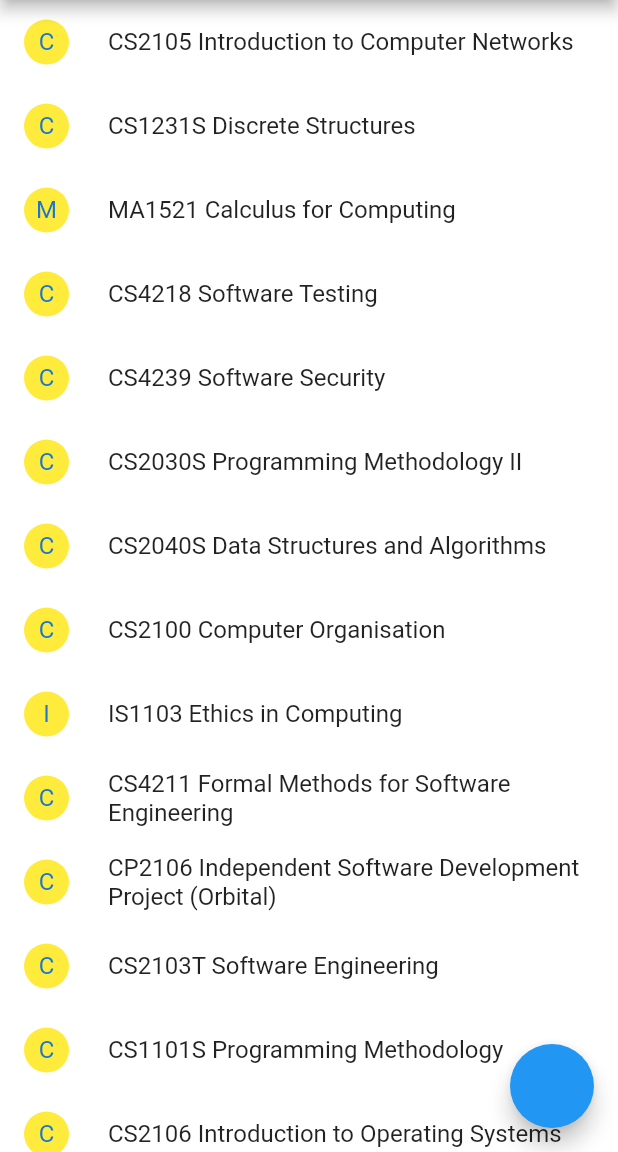
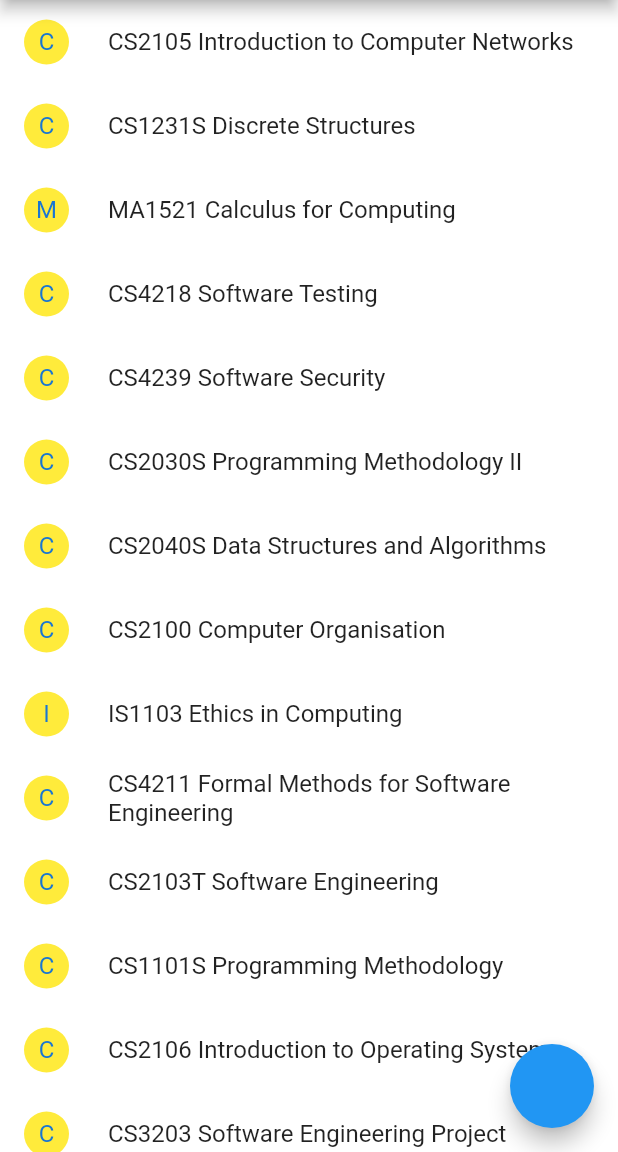
Before and after one commit to AcadPlanNUS/Project-Code, a Flutter app: the CompletedModule screen opened directly with empty values, on a phone screen of 412 x 824 dp, the part 84-1236 px from its top. Run offline on Flutter 3.47's test engine with Material 2 defaults, Android fonts, the phone set to English and light mode, and no system bars; our stand-ins replace dropdown_formfield; network calls fail.

Commit message:
no message

```diff
--- a/lib/main.dart
+++ b/lib/main.dart
@@ -155,7 +155,7 @@ class _MyHomePageState extends State<MyHomePage> {
       Navigator.push(
         context,
         MaterialPageRoute(
-            builder: (context) => CompletedModule(widget.completedMods)),
+            builder: (context) => CompletedModule(widget.completedMods, widget._studentYear)),
       );
     }
   }
--- a/lib/screens/AcadPlan.dart
+++ b/lib/screens/AcadPlan.dart
@@ -4,7 +4,8 @@ import 'package:hackAndRoll/widgets/Semester.dart';
 
 class AcadPlan extends StatefulWidget {
   List<String> csModules;
-  AcadPlan(this.csModules);
+  String sem;
+  AcadPlan(this.csModules, this.sem);
   @override
   _AcadPlanState createState() => _AcadPlanState();
 }
--- a/lib/screens/CompletedModule.dart
+++ b/lib/screens/CompletedModule.dart
@@ -3,6 +3,7 @@ import '../widgets/moduleTile.dart';
 import 'AcadPlan.dart';
 
 class CompletedModule extends StatefulWidget {
+  String sem;
   var csModules = [
     "CS1101S Programming Methodology",
     "CS1231S Discrete Structures",
@@ -14,7 +15,6 @@ class CompletedModule extends StatefulWidget {
     "CS2100 Computer Organisation",
     "IS1103 Ethics in Computing",
     "ULR",
-    "CP2106 Independent Software Development Project (Orbital)",
     "CS2103T Software Engineering",
     "CS2105 Introduction to Computer Networks",
     "CS2106 Introduction to Operating Systems",
@@ -43,7 +43,7 @@ class CompletedModule extends StatefulWidget {
 
   var completedModules = [];
 
-  CompletedModule(this.completedModules);
+  CompletedModule(this.completedModules, this.sem);
 
   @override
   _CompletedModuleState createState() => _CompletedModuleState();
@@ -55,7 +55,7 @@ class _CompletedModuleState extends State<CompletedModule> {
     copy.removeWhere((element) => widget.completedModules.contains(element));
     Navigator.push(
       context,
-      MaterialPageRoute(builder: (context) => AcadPlan(copy)),
+      MaterialPageRoute(builder: (context) => AcadPlan(copy, widget.sem)),
   );
   }
   @override
```
